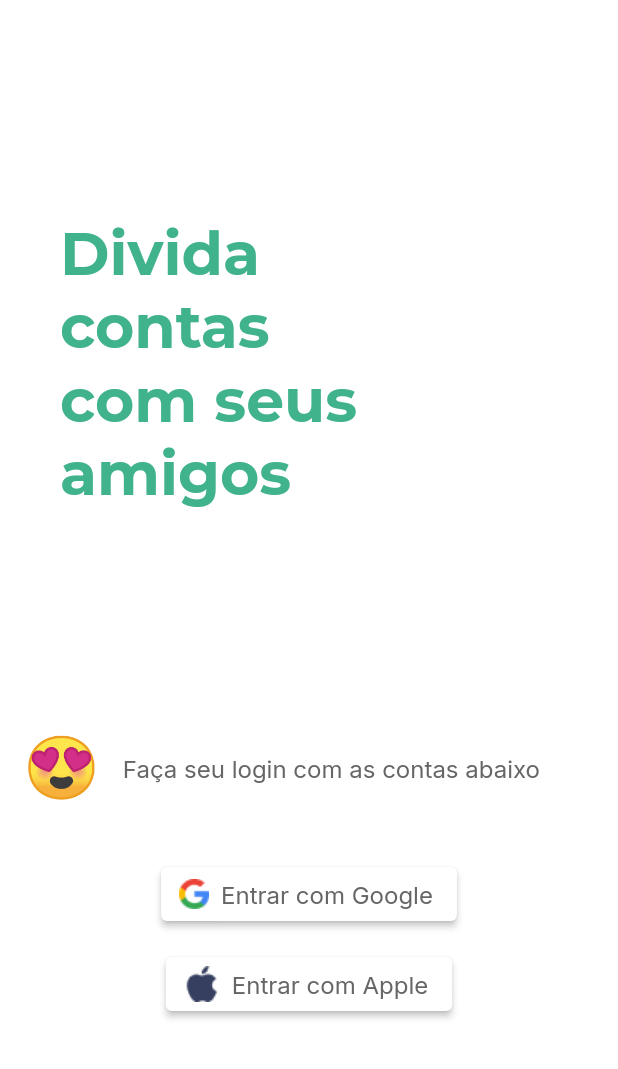
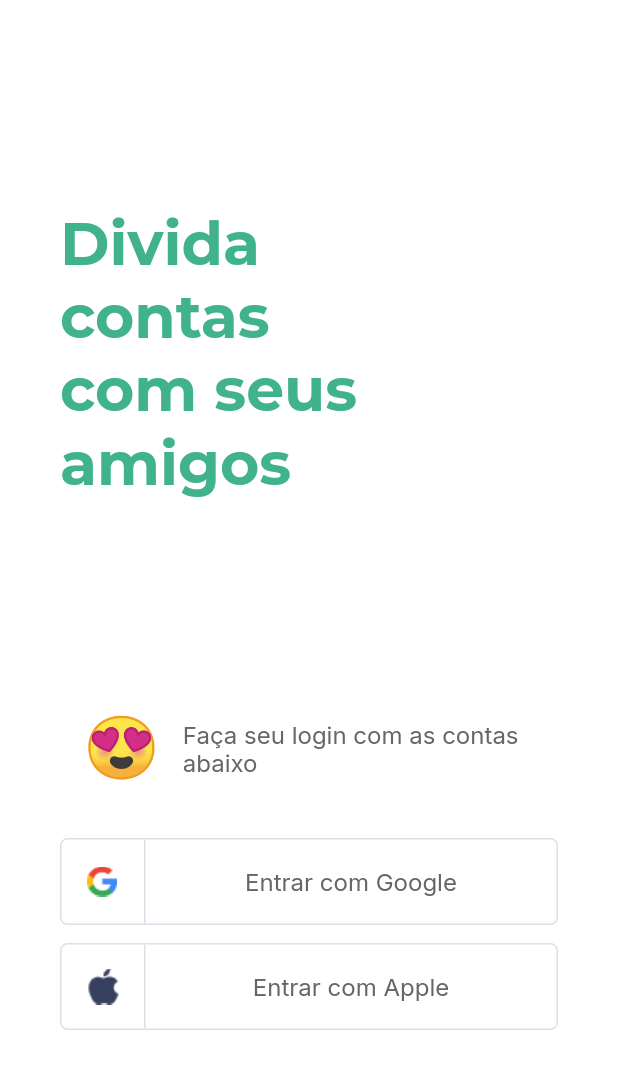
Before and after one commit to ifrankim/split_it, a Flutter app: the screen it shows after launch, on a phone screen of 412 x 824 dp. Shown: the top 1069 px of the screen. Run offline on Flutter 3.47's test engine with Material 2 defaults, Android fonts, the phone set to English and light mode, and no system bars; our stand-ins replace google_fonts.

Commit message:
feat: finished login page layout

```diff
--- a/lib/modules/login/login_page.dart
+++ b/lib/modules/login/login_page.dart
@@ -14,12 +14,12 @@ class _LoginPageState extends State<LoginPage> {
   Widget build(BuildContext context) {
     return Scaffold(
       backgroundColor: AppTheme.colors.backgroundPrimary,
-      body: Column(
+      body: Padding(
+        padding: const EdgeInsets.symmetric(horizontal: 40),
+        child: Column(
           mainAxisAlignment: MainAxisAlignment.spaceEvenly,
           children: [
-          Padding(
-            padding: const EdgeInsets.only(left: 40),
-            child: Row(
+            Row(
               children: [
                 Container(
                   width: 236,
@@ -33,10 +33,10 @@ class _LoginPageState extends State<LoginPage> {
                 ),
               ],
             ),
-          ),
             Column(
               children: [
-              ListTile(
+                Container(
+                  child: ListTile(
                     leading: Text(
                       "😍",
                       style: GoogleFonts.inter(
@@ -50,42 +50,108 @@ class _LoginPageState extends State<LoginPage> {
                           color: AppTheme.colors.button),
                     ),
                   ),
+                ),
                 SizedBox(
                   height: 32,
                 ),
-              ElevatedButton.icon(
-                  style: ButtonStyle(
-                      backgroundColor: MaterialStateProperty.all(
-                          AppTheme.colors.backgroundPrimary)),
-                  onPressed: () {},
-                  icon: Image.asset("assets/images/google-icon-1.png"),
-                  label: Text(
+                Container(
+                  decoration: BoxDecoration(
+                      borderRadius: BorderRadius.circular(5),
+                      border: Border.fromBorderSide(
+                          BorderSide(color: AppTheme.colors.border))),
+                  child: Row(
+                    crossAxisAlignment: CrossAxisAlignment.center,
+                    mainAxisAlignment: MainAxisAlignment.center,
+                    children: [
+                      Container(
+                        width: 56,
+                        height: 56,
+                        child: Row(
+                          mainAxisAlignment: MainAxisAlignment.center,
+                          children: [
+                            SizedBox(
+                              width: 17,
+                            ),
+                            Image.asset("assets/images/google-icon-1.png"),
+                            SizedBox(
+                              width: 18,
+                            ),
+                            Container(
+                              width: 1,
+                              color: AppTheme.colors.border,
+                            )
+                          ],
+                        ),
+                      ),
+                      Expanded(
+                        child: Container(
+                          child: Center(
+                            child: Text(
                               "Entrar com Google",
                               style: GoogleFonts.inter(
                                   fontSize: 16,
                                   fontWeight: FontWeight.w400,
                                   color: AppTheme.colors.button),
-                  )),
+                            ),
+                          ),
+                        ),
+                      ),
+                    ],
+                  ),
+                ),
                 SizedBox(
                   height: 12,
                 ),
-              ElevatedButton.icon(
-                  style: ButtonStyle(
-                      backgroundColor: MaterialStateProperty.all(
-                          AppTheme.colors.backgroundPrimary)),
-                  onPressed: () {},
-                  icon: Image.asset("assets/images/apple-1.png"),
-                  label: Text(
+                Container(
+                  decoration: BoxDecoration(
+                      borderRadius: BorderRadius.circular(5),
+                      border: Border.fromBorderSide(
+                          BorderSide(color: AppTheme.colors.border))),
+                  child: Row(
+                    crossAxisAlignment: CrossAxisAlignment.center,
+                    mainAxisAlignment: MainAxisAlignment.center,
+                    children: [
+                      Container(
+                        width: 56,
+                        height: 56,
+                        child: Row(
+                          mainAxisAlignment: MainAxisAlignment.center,
+                          children: [
+                            SizedBox(
+                              width: 16,
+                            ),
+                            Image.asset("assets/images/apple-1.png"),
+                            SizedBox(
+                              width: 15,
+                            ),
+                            Container(
+                              width: 1,
+                              color: AppTheme.colors.border,
+                            )
+                          ],
+                        ),
+                      ),
+                      Expanded(
+                        child: Container(
+                          child: Center(
+                            child: Text(
                               "Entrar com Apple",
                               style: GoogleFonts.inter(
                                   fontSize: 16,
                                   fontWeight: FontWeight.w400,
                                   color: AppTheme.colors.button),
-                  ))
+                            ),
+                          ),
+                        ),
+                      ),
+                    ],
+                  ),
+                ),
               ],
             ),
           ],
         ),
+      ),
     );
   }
 }
--- a/lib/theme/app_colors.dart
+++ b/lib/theme/app_colors.dart
@@ -5,6 +5,7 @@ abstract class AppColorsBase {
   Color get backgroundPrimary;
   Color get title;
   Color get button;
+  Color get border;
 }
 
 class AppColorsDefault implements AppColorsBase {
@@ -19,4 +20,7 @@ class AppColorsDefault implements AppColorsBase {
 
   @override
   Color get button => Color(0xFF666666);
+
+  @override
+  Color get border => Color(0xFFDCE0E6);
 }
```
Lines whose indentation alone changed are shown as unchanged.
